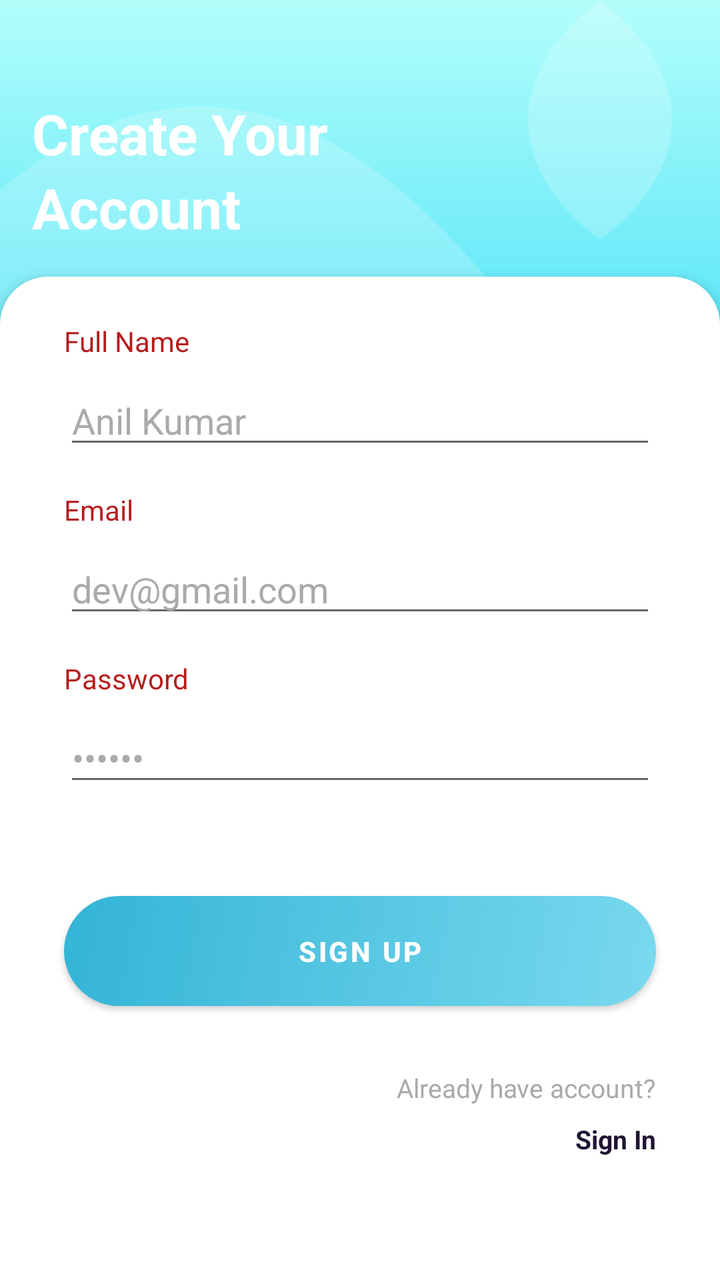
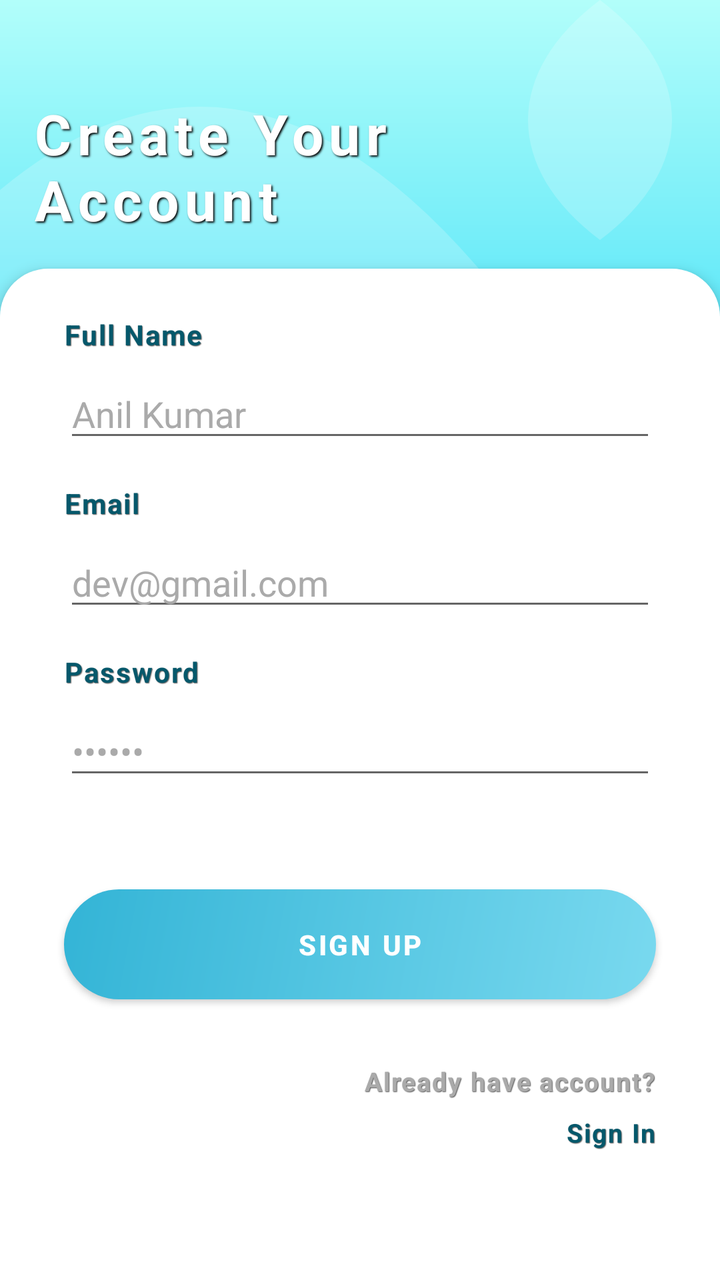

Screens rendered from an Android XML layout before and after an edit, with the pre-edit source and the edit as a unified diff.
<!-- AndroidManifest.xml: application theme Theme.Chat -->
<!-- res/layout/fragment_sign_up.xml -->
<?xml version="1.0" encoding="utf-8"?>
<androidx.constraintlayout.widget.ConstraintLayout
    xmlns:android="http://schemas.android.com/apk/res/android"
    xmlns:app="http://schemas.android.com/apk/res-auto"
    android:layout_width="match_parent"
    android:fitsSystemWindows="true"
    android:layout_height="match_parent"
    android:background="@drawable/app_background">

    <TextView
        android:id="@+id/titleText"
        android:layout_width="wrap_content"
        android:layout_height="wrap_content"
        android:text="Create Your\nAccount"
        android:textSize="28sp"
        android:textColor="@android:color/white"
        android:textStyle="bold"
        android:layout_marginTop="48dp"
        android:layout_marginStart="16dp"
        android:gravity="start"
        android:lineSpacingExtra="4dp"
        android:fontFamily="sans-serif"
        app:layout_constraintTop_toTopOf="parent"
        app:layout_constraintStart_toStartOf="parent" />

    <FrameLayout
        android:id="@+id/formContainer"
        android:layout_width="0dp"
        android:layout_height="0dp"
        android:layout_marginTop="16dp"
        android:background="@drawable/round_drawable"
        android:elevation="4dp"
        app:layout_constraintTop_toBottomOf="@id/titleText"
        app:layout_constraintStart_toStartOf="parent"
        app:layout_constraintEnd_toEndOf="parent"
        app:layout_constraintBottom_toBottomOf="parent"
        app:layout_constraintVertical_bias="0.1">

        <androidx.constraintlayout.widget.ConstraintLayout
            android:layout_width="match_parent"
            android:layout_height="match_parent"
            android:orientation="vertical"
            android:padding="16dp">

            <TextView
                android:id="@+id/tvName"
                android:layout_width="match_parent"
                android:layout_height="wrap_content"
                android:layout_marginStart="16dp"
                android:layout_marginEnd="16dp"
                android:text="Full Name"
                android:textColor="@color/textHeading1"
                android:textSize="14sp"
                app:layout_constraintBottom_toTopOf="@+id/etName"
                app:layout_constraintEnd_toEndOf="parent"
                app:layout_constraintStart_toStartOf="parent"
                app:layout_constraintTop_toTopOf="parent"
                app:layout_constraintVertical_bias="0.13"
                app:layout_constraintVertical_chainStyle="packed" />

            <com.google.android.material.textfield.TextInputEditText
                android:id="@+id/etName"
                android:layout_width="match_parent"
                android:layout_height="wrap_content"
                android:layout_marginStart="16dp"
                android:layout_marginTop="8dp"
                android:layout_marginEnd="16dp"
                android:hint="Anil Kumar"
                android:inputType="textEmailAddress"
                android:textColor="@android:color/black"
                android:textColorHint="@android:color/darker_gray"
                app:layout_constraintBottom_toTopOf="@+id/tvEmail"
                app:layout_constraintEnd_toEndOf="parent"
                app:layout_constraintStart_toStartOf="parent"
                app:layout_constraintTop_toBottomOf="@+id/tvName" />

            <TextView
                android:id="@+id/tvEmail"
                android:layout_width="match_parent"
                android:layout_height="wrap_content"
                android:layout_marginStart="16dp"
                android:layout_marginTop="16dp"
                android:layout_marginEnd="16dp"
                android:text="Email"
                android:textColor="@color/textHeading1"
                android:textSize="14sp"
                app:layout_constraintBottom_toTopOf="@+id/etEmail"
                app:layout_constraintEnd_toEndOf="parent"
                app:layout_constraintStart_toStartOf="parent"
                app:layout_constraintTop_toBottomOf="@+id/etName" />

            <com.google.android.material.textfield.TextInputEditText
                android:id="@+id/etEmail"
                android:layout_width="match_parent"
                android:layout_height="wrap_content"
                android:layout_marginStart="16dp"
                android:layout_marginTop="8dp"
                android:layout_marginEnd="16dp"
                android:hint="dev@gmail.com"
                android:inputType="textEmailAddress"
                android:textColor="@android:color/black"
                android:textColorHint="@android:color/darker_gray"
                app:layout_constraintBottom_toTopOf="@+id/tvPassword"
                app:layout_constraintEnd_toEndOf="parent"
                app:layout_constraintStart_toStartOf="parent"
                app:layout_constraintTop_toBottomOf="@+id/tvEmail" />

            <TextView
                android:id="@+id/tvPassword"
                android:layout_width="match_parent"
                android:layout_height="wrap_content"
                android:layout_marginStart="16dp"
                android:layout_marginTop="16dp"
                android:layout_marginEnd="16dp"
                android:text="Password"
                android:textColor="@color/textHeading1"
                android:textSize="14sp"
                app:layout_constraintBottom_toTopOf="@+id/etPassword"
                app:layout_constraintEnd_toEndOf="parent"
                app:layout_constraintStart_toStartOf="parent"
                app:layout_constraintTop_toBottomOf="@+id/etEmail" />

            <com.google.android.material.textfield.TextInputEditText
                android:id="@+id/etPassword"
                android:layout_width="match_parent"
                android:layout_height="wrap_content"
                android:layout_marginStart="16dp"
                android:layout_marginTop="8dp"
                android:layout_marginEnd="16dp"
                android:hint="••••••"
                android:inputType="textPassword"
                android:textColor="@android:color/black"
                android:textColorHint="@android:color/darker_gray"
                app:layout_constraintBottom_toTopOf="@+id/btnSignUp"
                app:layout_constraintEnd_toEndOf="parent"
                app:layout_constraintStart_toStartOf="parent"
                app:layout_constraintTop_toBottomOf="@+id/tvPassword" />

      
            <com.google.android.material.button.MaterialButton
                android:id="@+id/btnSignUp"
                android:layout_width="match_parent"
                android:layout_height="wrap_content"
                android:layout_marginStart="16dp"
                android:layout_marginTop="50dp"
                android:layout_marginEnd="16dp"
                android:background="@drawable/bg_button"
                android:padding="12dp"
                android:text="SIGN UP"
                android:textColor="@android:color/white"
                android:textStyle="bold"
                app:backgroundTint="@null"
                app:layout_constraintBottom_toTopOf="@+id/textView3"
                app:layout_constraintEnd_toEndOf="parent"
                app:layout_constraintStart_toStartOf="parent"
                app:layout_constraintTop_toBottomOf="@+id/etPassword" />

            <TextView
                android:id="@+id/textView3"
                android:layout_width="wrap_content"
                android:layout_height="wrap_content"
                android:layout_marginTop="32dp"
                android:text="Already have account?"
                android:textColor="@android:color/darker_gray"
                android:textSize="13sp"
                app:layout_constraintBottom_toTopOf="@+id/tvSignIn"
                app:layout_constraintEnd_toEndOf="@+id/btnSignUp"
                app:layout_constraintHorizontal_bias="1.0"
                app:layout_constraintStart_toStartOf="@+id/btnSignUp"
                app:layout_constraintTop_toBottomOf="@+id/btnSignUp"
                app:layout_constraintVertical_bias="0.0"
                app:layout_constraintVertical_chainStyle="packed" />

            <TextView
                android:id="@+id/tvSignIn"
                android:layout_width="wrap_content"
                android:layout_height="wrap_content"
                android:layout_marginTop="8dp"
                android:text=" Sign In"
                android:textColor="@color/textHeading2"
                android:textSize="13sp"
                android:textStyle="bold"
                app:layout_constraintBottom_toBottomOf="parent"
                app:layout_constraintEnd_toEndOf="@+id/textView3"
                app:layout_constraintHorizontal_bias="1.0"
                app:layout_constraintStart_toStartOf="@+id/textView3"
                app:layout_constraintTop_toBottomOf="@+id/textView3" />
        </androidx.constraintlayout.widget.ConstraintLayout>
    </FrameLayout>
</androidx.constraintlayout.widget.ConstraintLayout>
<!-- resources referenced by this layout -->
<resources>
  <color name="textHeading1">#B71C1C</color>
  <color name="textHeading2">#1F1531</color>
  <!-- drawable app_background: vector/xml drawable (drawable, 2276 chars, omitted) -->
  <!-- drawable bg_button (drawable) -->
  <?xml version="1.0" encoding="utf-8"?>
  <shape xmlns:android="http://schemas.android.com/apk/res/android"
      android:shape="rectangle">
  
      <gradient
          android:angle="135"
          android:type="linear"
          android:startColor="#79D9EF"
          android:endColor="#33B4D6" />
  
      <corners android:radius="50dp"/>
  </shape>
  <!-- drawable round_drawable (drawable) -->
  <shape xmlns:android="http://schemas.android.com/apk/res/android" android:shape="rectangle">
      <solid android:color="@color/white" /> 
      <corners
          android:topLeftRadius="24dp"
          android:topRightRadius="24dp"/>
  </shape>
  <style name="Theme.Chat" parent="Theme.MaterialComponents.DayNight.NoActionBar">
          
          <item name="colorPrimary">@color/purple_500</item>
          <item name="colorPrimaryVariant">@color/purple_700</item>
          <item name="colorOnPrimary">@color/white</item>
          
          <item name="colorSecondary">@color/teal_200</item>
          <item name="colorSecondaryVariant">@color/teal_700</item>
          <item name="colorOnSecondary">@color/black</item>
          
          <item name="android:statusBarColor">@android:color/transparent</item>
          <item name="android:windowDrawsSystemBarBackgrounds">true</item>
          <item name="android:windowTranslucentStatus">false</item>
  
      </style>
  <color name="white">#FFFFFFFF</color>
  <color name="purple_500">#FF6200EE</color>
  <color name="purple_700">#FF3700B3</color>
  <color name="teal_200">#FF03DAC5</color>
  <color name="teal_700">#FF018786</color>
  <color name="black">#FF000000</color>
</resources>

<!-- the commit's change to res/layout/fragment_sign_up.xml (unified diff, before → after) -->
@@ -18,8 +18,7 @@
         android:layout_marginTop="48dp"
         android:layout_marginStart="16dp"
         android:gravity="start"
-        android:lineSpacingExtra="4dp"
-        android:fontFamily="sans-serif"
+        style="@style/TextHeading.Shadowed"
         app:layout_constraintTop_toTopOf="parent"
         app:layout_constraintStart_toStartOf="parent" />
 
@@ -50,7 +49,10 @@
                 android:layout_marginEnd="16dp"
                 android:text="Full Name"
                 android:textColor="@color/textHeading1"
+                android:textStyle="bold"
                 android:textSize="14sp"
+                style="@style/TextAppearance.CleanShadow"
+
                 app:layout_constraintBottom_toTopOf="@+id/etName"
                 app:layout_constraintEnd_toEndOf="parent"
                 app:layout_constraintStart_toStartOf="parent"
@@ -82,6 +84,9 @@
                 android:layout_marginTop="16dp"
                 android:layout_marginEnd="16dp"
                 android:text="Email"
+                style="@style/TextAppearance.CleanShadow"
+
+                android:textStyle="bold"
                 android:textColor="@color/textHeading1"
                 android:textSize="14sp"
                 app:layout_constraintBottom_toTopOf="@+id/etEmail"
@@ -113,6 +118,9 @@
                 android:layout_marginTop="16dp"
                 android:layout_marginEnd="16dp"
                 android:text="Password"
+                style="@style/TextAppearance.CleanShadow"
+
+                android:textStyle="bold"
                 android:textColor="@color/textHeading1"
                 android:textSize="14sp"
                 app:layout_constraintBottom_toTopOf="@+id/etPassword"
@@ -163,6 +171,8 @@
                 android:text="Already have account?"
                 android:textColor="@android:color/darker_gray"
                 android:textSize="13sp"
+                style="@style/TextAppearance.CleanShadow"
+
                 app:layout_constraintBottom_toTopOf="@+id/tvSignIn"
                 app:layout_constraintEnd_toEndOf="@+id/btnSignUp"
                 app:layout_constraintHorizontal_bias="1.0"
@@ -177,9 +187,11 @@
                 android:layout_height="wrap_content"
                 android:layout_marginTop="8dp"
                 android:text=" Sign In"
-                android:textColor="@color/textHeading2"
+                android:textColor="@color/textHeading1"
                 android:textSize="13sp"
                 android:textStyle="bold"
+                style="@style/TextAppearance.CleanShadow"
+
                 app:layout_constraintBottom_toBottomOf="parent"
                 app:layout_constraintEnd_toEndOf="@+id/textView3"
                 app:layout_constraintHorizontal_bias="1.0"
@@ -187,4 +199,26 @@
                 app:layout_constraintTop_toBottomOf="@+id/textView3" />
         </androidx.constraintlayout.widget.ConstraintLayout>
     </FrameLayout>
+
+    
+    <FrameLayout
+        android:id="@+id/loaderContainer"
+        android:layout_width="match_parent"
+        android:layout_height="match_parent"
+        android:background="#80000000"
+        android:visibility="gone"
+        android:elevation="10dp"
+        android:clickable="true"
+        android:focusable="true">
+
+        <com.airbnb.lottie.LottieAnimationView
+            android:id="@+id/animation_view"
+            android:layout_width="150dp"
+            android:layout_height="150dp"
+            android:layout_gravity="center"
+            app:lottie_rawRes="@raw/loading"
+            app:lottie_loop="true"
+            app:lottie_autoPlay="true" />
+    </FrameLayout>
+
 </androidx.constraintlayout.widget.ConstraintLayout>
<!-- resource entries referenced after the edit -->
@@ -1,7 +1,6 @@
 <!-- resources referenced by this layout -->
 <resources>
-  <color name="textHeading1">#B71C1C</color>
-  <color name="textHeading2">#1F1531</color>
+  <color name="textHeading1">#05586B</color>
   <!-- drawable app_background: vector/xml drawable (drawable, 2276 chars, omitted) -->
   <!-- drawable bg_button (drawable) -->
   <?xml version="1.0" encoding="utf-8"?>
@@ -23,6 +22,27 @@
           android:topLeftRadius="24dp"
           android:topRightRadius="24dp"/>
   </shape>
+  <style name="TextAppearance.CleanShadow" parent="TextAppearance.AppCompat">
+          <item name="android:textColor">@color/textHeading1</item>
+          <item name="android:textStyle">bold</item>
+          <item name="android:textSize">28sp</item>
+          <item name="android:letterSpacing">0.05</item>
+          <item name="android:shadowColor">#AA000000</item> 
+          <item name="android:shadowDx">1</item>
+          <item name="android:shadowDy">1</item>
+          <item name="android:shadowRadius">0.5</item> 
+      </style>
+  <style name="TextHeading.Shadowed" parent="TextAppearance.AppCompat">
+          <item name="android:textColor">@color/textHeading1</item>
+          <item name="android:textStyle">bold</item>
+          <item name="android:textSize">14sp</item>
+          <item name="android:letterSpacing">0.1</item>
+          <item name="android:shadowColor">@color/black</item>
+          <item name="android:shadowDx">2</item>
+          <item name="android:shadowDy">2</item>
+          <item name="android:shadowRadius">2</item>
+          <item name="fontFamily">sans-serif</item>
+      </style>
   <style name="Theme.Chat" parent="Theme.MaterialComponents.DayNight.NoActionBar">
           
           <item name="colorPrimary">@color/purple_500</item>
